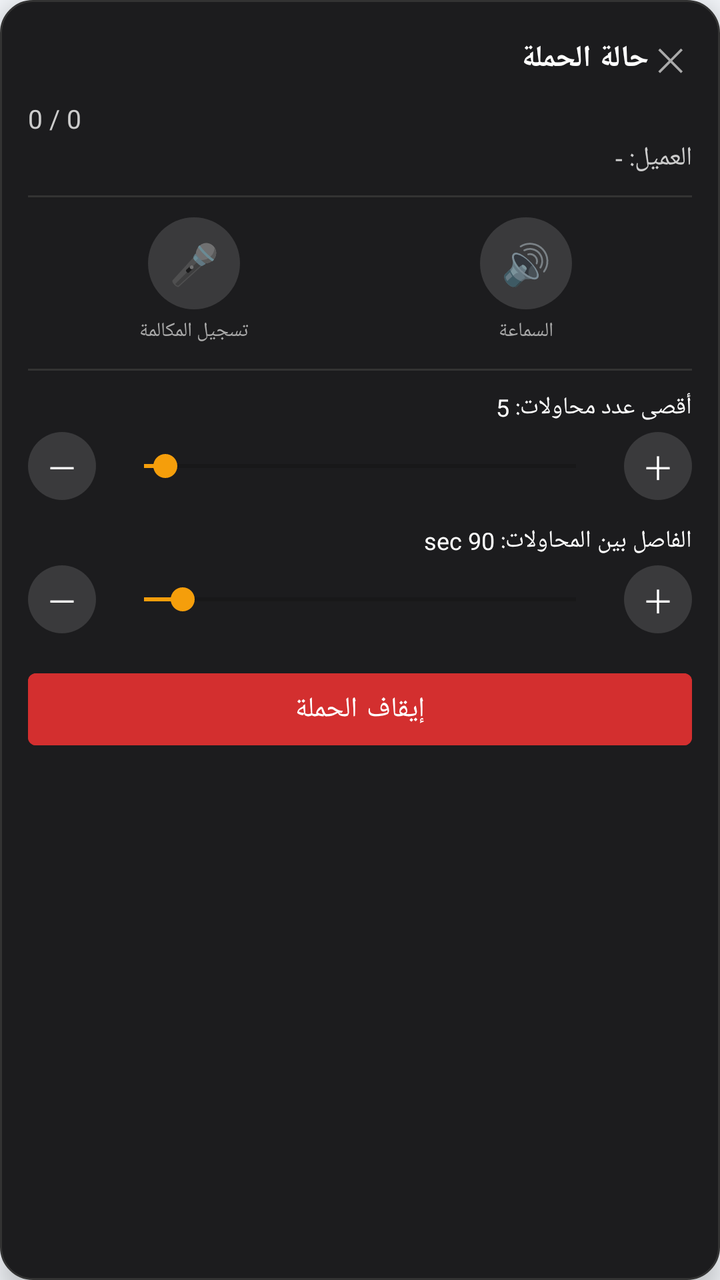
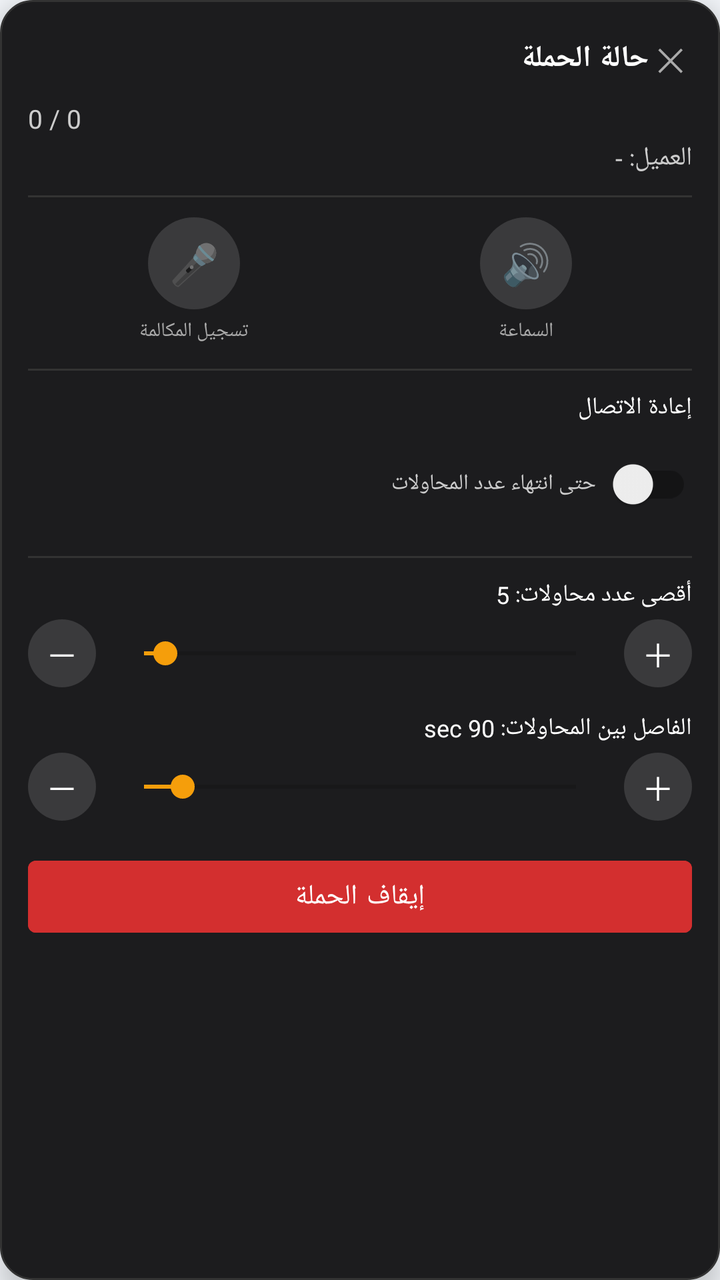

An Android layout rendered at two revisions. The XML below is the earlier revision; the diff shows what the commit changed to produce the second picture.
<!-- AndroidManifest.xml: application theme Theme.LocalOrderAI -->
<!-- res/layout/overlay_panel.xml -->
<?xml version="1.0" encoding="utf-8"?>
<LinearLayout xmlns:android="http://schemas.android.com/apk/res/android"
    android:layout_width="260dp"
    android:layout_height="wrap_content"
    android:orientation="vertical"
    android:background="@drawable/overlay_panel_bg"
    android:padding="14dp"
    android:elevation="8dp">

    
    <LinearLayout
        android:layout_width="match_parent"
        android:layout_height="wrap_content"
        android:orientation="horizontal"
        android:gravity="center_vertical">

        <TextView
            android:layout_width="0dp"
            android:layout_height="wrap_content"
            android:layout_weight="1"
            android:text="حالة الحملة"
            android:textColor="#FFFFFF"
            android:textStyle="bold"
            android:textSize="15sp" />

        <TextView
            android:id="@+id/btnPanelClose"
            android:layout_width="wrap_content"
            android:layout_height="wrap_content"
            android:text="✕"
            android:textColor="#AAAAAA"
            android:textSize="16sp"
            android:padding="4dp" />
    </LinearLayout>

    <TextView
        android:id="@+id/tvOverlayCounter"
        android:layout_width="match_parent"
        android:layout_height="wrap_content"
        android:layout_marginTop="6dp"
        android:text="0 / 0"
        android:textColor="#CCCCCC"
        android:textSize="13sp" />

    <TextView
        android:id="@+id/tvOverlayCurrent"
        android:layout_width="match_parent"
        android:layout_height="wrap_content"
        android:text="العميل: -"
        android:textColor="#CCCCCC"
        android:textSize="13sp"
        android:layout_marginTop="2dp" />

    <View
        android:layout_width="match_parent"
        android:layout_height="1dp"
        android:background="#333333"
        android:layout_marginTop="10dp"
        android:layout_marginBottom="10dp" />

    
    <LinearLayout
        android:layout_width="match_parent"
        android:layout_height="wrap_content"
        android:orientation="horizontal"
        android:gravity="center">

        <LinearLayout
            android:layout_width="0dp"
            android:layout_height="wrap_content"
            android:layout_weight="1"
            android:orientation="vertical"
            android:gravity="center">

            <TextView
                android:id="@+id/btnToggleMic"
                android:layout_width="46dp"
                android:layout_height="46dp"
                android:gravity="center"
                android:text="🎤"
                android:textSize="20sp"
                android:background="@drawable/overlay_toggle_bg" />

            <TextView
                android:id="@+id/tvMicLabel"
                android:layout_width="wrap_content"
                android:layout_height="wrap_content"
                android:layout_marginTop="4dp"
                android:text="تسجيل المكالمة"
                android:textColor="#AAAAAA"
                android:textSize="10sp" />
        </LinearLayout>

        <LinearLayout
            android:layout_width="0dp"
            android:layout_height="wrap_content"
            android:layout_weight="1"
            android:orientation="vertical"
            android:gravity="center">

            <TextView
                android:id="@+id/btnToggleSpeaker"
                android:layout_width="46dp"
                android:layout_height="46dp"
                android:gravity="center"
                android:text="🔊"
                android:textSize="20sp"
                android:background="@drawable/overlay_toggle_bg" />

            <TextView
                android:id="@+id/tvSpeakerLabel"
                android:layout_width="wrap_content"
                android:layout_height="wrap_content"
                android:layout_marginTop="4dp"
                android:text="السماعة"
                android:textColor="#AAAAAA"
                android:textSize="10sp" />
        </LinearLayout>
    </LinearLayout>

    <View
        android:layout_width="match_parent"
        android:layout_height="1dp"
        android:background="#333333"
        android:layout_marginTop="12dp"
        android:layout_marginBottom="10dp" />

    
    <TextView
        android:id="@+id/tvOverlayAttemptsLabel"
        android:layout_width="match_parent"
        android:layout_height="wrap_content"
        android:text="أقصى عدد محاولات: 5"
        android:textColor="#FFFFFF"
        android:textSize="12sp" />

    <LinearLayout
        android:layout_width="match_parent"
        android:layout_height="wrap_content"
        android:orientation="horizontal"
        android:gravity="center_vertical"
        android:layout_marginTop="4dp">

        <TextView
            android:id="@+id/btnAttemptsMinus"
            android:layout_width="34dp"
            android:layout_height="34dp"
            android:gravity="center"
            android:text="－"
            android:textColor="#FFFFFF"
            android:textSize="16sp"
            android:background="@drawable/overlay_toggle_bg" />

        <SeekBar
            android:id="@+id/seekOverlayAttempts"
            android:layout_width="0dp"
            android:layout_height="wrap_content"
            android:layout_weight="1"
            android:layout_marginStart="8dp"
            android:layout_marginEnd="8dp"
            android:max="100"
            android:progress="5" />

        <TextView
            android:id="@+id/btnAttemptsPlus"
            android:layout_width="34dp"
            android:layout_height="34dp"
            android:gravity="center"
            android:text="＋"
            android:textColor="#FFFFFF"
            android:textSize="16sp"
            android:background="@drawable/overlay_toggle_bg" />
    </LinearLayout>

    
    <TextView
        android:id="@+id/tvOverlayDelayLabel"
        android:layout_width="match_parent"
        android:layout_height="wrap_content"
        android:layout_marginTop="12dp"
        android:text="الفاصل بين المحاولات: 90 sec"
        android:textColor="#FFFFFF"
        android:textSize="12sp" />

    <LinearLayout
        android:layout_width="match_parent"
        android:layout_height="wrap_content"
        android:orientation="horizontal"
        android:gravity="center_vertical"
        android:layout_marginTop="4dp">

        <TextView
            android:id="@+id/btnDelayMinus"
            android:layout_width="34dp"
            android:layout_height="34dp"
            android:gravity="center"
            android:text="－"
            android:textColor="#FFFFFF"
            android:textSize="16sp"
            android:background="@drawable/overlay_toggle_bg" />

        <SeekBar
            android:id="@+id/seekOverlayDelay"
            android:layout_width="0dp"
            android:layout_height="wrap_content"
            android:layout_weight="1"
            android:layout_marginStart="8dp"
            android:layout_marginEnd="8dp"
            android:min="1"
            android:max="999"
            android:progress="90" />

        <TextView
            android:id="@+id/btnDelayPlus"
            android:layout_width="34dp"
            android:layout_height="34dp"
            android:gravity="center"
            android:text="＋"
            android:textColor="#FFFFFF"
            android:textSize="16sp"
            android:background="@drawable/overlay_toggle_bg" />
    </LinearLayout>

    <com.google.android.material.button.MaterialButton
        android:id="@+id/btnOverlayStopCampaign"
        android:layout_width="match_parent"
        android:layout_height="wrap_content"
        android:layout_marginTop="14dp"
        android:text="إيقاف الحملة"
        android:backgroundTint="#D32F2F"
        android:textColor="#FFFFFF" />

</LinearLayout>
<!-- resources referenced by this layout -->
<resources>
  <!-- drawable overlay_panel_bg (drawable) -->
  <?xml version="1.0" encoding="utf-8"?>
  <shape xmlns:android="http://schemas.android.com/apk/res/android"
      android:shape="rectangle">
      <solid android:color="#1C1C1E" />
      <corners android:radius="16dp" />
      <stroke android:width="1dp" android:color="#333333" />
  </shape>
  <!-- drawable overlay_toggle_bg (drawable) -->
  <?xml version="1.0" encoding="utf-8"?>
  <selector xmlns:android="http://schemas.android.com/apk/res/android">
      <item android:state_selected="true">
          <shape android:shape="oval">
              <solid android:color="#2962FF" />
          </shape>
      </item>
      <item>
          <shape android:shape="oval">
              <solid android:color="#3A3A3C" />
          </shape>
      </item>
  </selector>
  <style name="Theme.LocalOrderAI" parent="Theme.MaterialComponents.DayNight.NoActionBar">
          <item name="colorPrimary">#2563EB</item>
          <item name="colorPrimaryVariant">#1D4ED8</item>
          <item name="colorSecondary">#F59E0B</item>
          <item name="colorOnPrimary">#FFFFFF</item>
          <item name="android:statusBarColor">#1D4ED8</item>
          <item name="android:navigationBarColor">#F4F7FB</item>
          <item name="android:windowBackground">#F4F7FB</item>
      </style>
</resources>

<!-- the commit's change to res/layout/overlay_panel.xml (unified diff, before → after) -->
@@ -127,6 +127,43 @@
 
     
     <TextView
+        android:layout_width="match_parent"
+        android:layout_height="wrap_content"
+        android:text="إعادة الاتصال"
+        android:textColor="#FFFFFF"
+        android:textSize="12sp" />
+
+    <LinearLayout
+        android:layout_width="match_parent"
+        android:layout_height="wrap_content"
+        android:orientation="horizontal"
+        android:gravity="center_vertical"
+        android:layout_marginTop="6dp">
+
+        <TextView
+            android:id="@+id/tvRedialModeLabel"
+            android:layout_width="0dp"
+            android:layout_height="wrap_content"
+            android:layout_weight="1"
+            android:text="حتى انتهاء عدد المحاولات"
+            android:textColor="#CCCCCC"
+            android:textSize="11sp" />
+
+        <androidx.appcompat.widget.SwitchCompat
+            android:id="@+id/switchUntilAnswered"
+            android:layout_width="wrap_content"
+            android:layout_height="wrap_content" />
+    </LinearLayout>
+
+    <View
+        android:layout_width="match_parent"
+        android:layout_height="1dp"
+        android:background="#333333"
+        android:layout_marginTop="12dp"
+        android:layout_marginBottom="10dp" />
+
+    
+    <TextView
         android:id="@+id/tvOverlayAttemptsLabel"
         android:layout_width="match_parent"
         android:layout_height="wrap_content"
